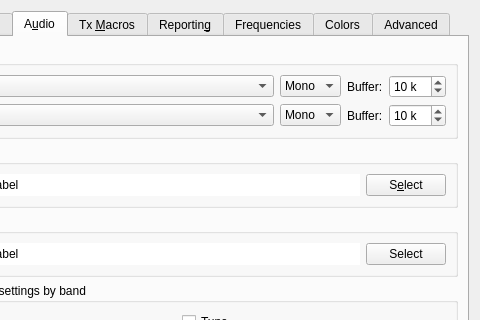
saitohirga/WSJT-X, file Configuration.ui: the form before one commit; both pictures show x 122 to 602 and y 0 to 320 of the 602 by 607 pixel window.
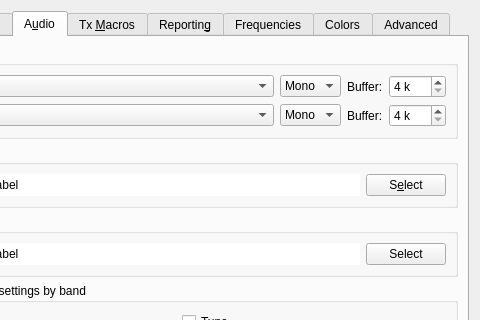
The form after the commit. The open tabs and pages were chosen to show the change. Custom widgets are drawn as their Qt base class.

Commit message: Control audio buffer size defaults from Configuration class

```diff
--- a/Configuration.ui
+++ b/Configuration.ui
@@ -1432,9 +1432,6 @@
             <property name="maximum">
              <number>128</number>
             </property>
-            <property name="value">
-             <number>10</number>
-            </property>
            </widget>
           </item>
           <item row="0" column="1">
@@ -1469,9 +1466,6 @@
             <property name="maximum">
              <number>128</number>
             </property>
-            <property name="value">
-             <number>10</number>
-            </property>
            </widget>
           </item>
           <item row="1" column="1">
```
